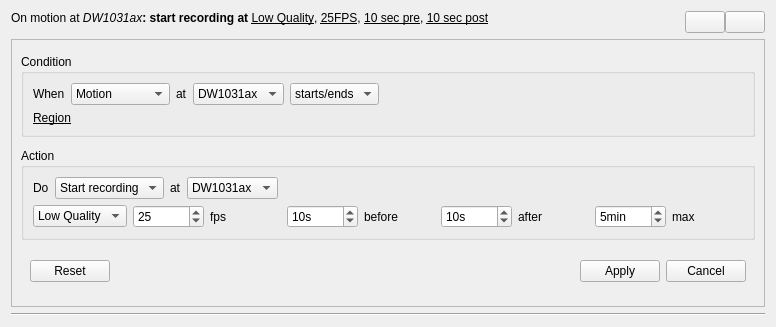
This is client/src/ui/widgets/business/business_rule_widget.ui in networkoptix/nx_open as Qt 5 draws it before an edit. The edited form follows.
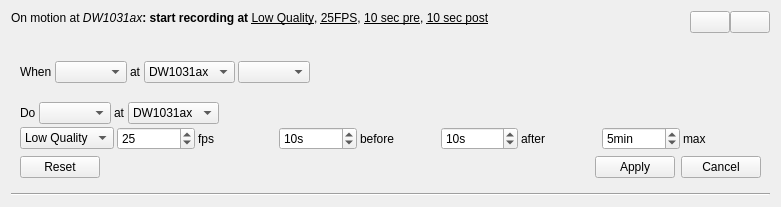
This is the edited form. Icons and pictures are not drawn.

Commit message:
Integrating with actions
<==== Mercurial data ====>
Branch: events

```diff
--- a/client/src/ui/widgets/business/business_rule_widget.ui
+++ b/client/src/ui/widgets/business/business_rule_widget.ui
@@ -6,8 +6,8 @@
    <rect>
     <x>0</x>
     <y>0</y>
-    <width>776</width>
-    <height>327</height>
+    <width>781</width>
+    <height>207</height>
    </rect>
   </property>
   <property name="sizePolicy">
@@ -87,25 +87,16 @@
        <verstretch>0</verstretch>
       </sizepolicy>
      </property>
-     <property name="frameShape">
-      <enum>QFrame::StyledPanel</enum>
-     </property>
-     <property name="frameShadow">
-      <enum>QFrame::Raised</enum>
-     </property>
      <layout class="QVBoxLayout" name="verticalLayout_4">
       <item>
-       <widget class="QGroupBox" name="eventGroupBox">
-        <property name="sizePolicy">
-         <sizepolicy hsizetype="Preferred" vsizetype="Fixed">
-          <horstretch>0</horstretch>
-          <verstretch>0</verstretch>
-         </sizepolicy>
-        </property>
-        <property name="title">
-         <string>Condition</string>
-        </property>
+       <widget class="QFrame" name="eventFrame">
         <layout class="QVBoxLayout" name="eventLayout">
+         <property name="spacing">
+          <number>3</number>
+         </property>
+         <property name="margin">
+          <number>0</number>
+         </property>
          <item>
           <layout class="QHBoxLayout" name="eventDefinitionLayout">
            <item>
@@ -116,23 +107,7 @@
             </widget>
            </item>
            <item>
-            <widget class="QComboBox" name="eventTypeComboBox">
-             <item>
-              <property name="text">
-               <string>Motion</string>
-              </property>
-             </item>
-             <item>
-              <property name="text">
-               <string>Motion starts</string>
-              </property>
-             </item>
-             <item>
-              <property name="text">
-               <string>Motion ends</string>
-              </property>
-             </item>
-            </widget>
+            <widget class="QComboBox" name="eventTypeComboBox"/>
            </item>
            <item>
             <widget class="QLabel" name="eventAtLabel">
@@ -157,28 +132,8 @@
            <item>
             <widget class="QComboBox" name="eventStatesComboBox">
              <property name="currentIndex">
-              <number>3</number>
+              <number>-1</number>
              </property>
-             <item>
-              <property name="text">
-               <string>lasts</string>
-              </property>
-             </item>
-             <item>
-              <property name="text">
-               <string>starts</string>
-              </property>
-             </item>
-             <item>
-              <property name="text">
-               <string>ends</string>
-              </property>
-             </item>
-             <item>
-              <property name="text">
-               <string>starts/ends</string>
-              </property>
-             </item>
             </widget>
            </item>
            <item>
@@ -196,32 +151,24 @@
            </item>
           </layout>
          </item>
-         <item>
-          <layout class="QHBoxLayout" name="horizontalLayout_toDelete">
-           <item>
-            <widget class="QLabel" name="label_3">
-             <property name="text">
-              <string>&lt;html&gt;&lt;head/&gt;&lt;body&gt;&lt;p&gt;&lt;span style=&quot; text-decoration: underline;&quot;&gt;Region&lt;/span&gt;&lt;/p&gt;&lt;/body&gt;&lt;/html&gt;</string>
-             </property>
-            </widget>
-           </item>
-          </layout>
-         </item>
         </layout>
        </widget>
       </item>
       <item>
-       <widget class="QGroupBox" name="actionGroupBox">
+       <widget class="QFrame" name="actionFrame">
         <property name="sizePolicy">
          <sizepolicy hsizetype="Preferred" vsizetype="Fixed">
           <horstretch>0</horstretch>
           <verstretch>0</verstretch>
          </sizepolicy>
         </property>
-        <property name="title">
-         <string>Action</string>
-        </property>
         <layout class="QVBoxLayout" name="actionLayout">
+         <property name="spacing">
+          <number>3</number>
+         </property>
+         <property name="margin">
+          <number>0</number>
+         </property>
          <item>
           <layout class="QHBoxLayout" name="actionTypeLayout">
            <item>
@@ -239,11 +186,6 @@
                <verstretch>0</verstretch>
               </sizepolicy>
              </property>
-             <item>
-              <property name="text">
-               <string>Start recording</string>
-              </property>
-             </item>
             </widget>
            </item>
            <item>
@@ -377,6 +319,12 @@
          </sizepolicy>
         </property>
         <layout class="QHBoxLayout" name="horizontalLayout_9">
+         <property name="spacing">
+          <number>6</number>
+         </property>
+         <property name="margin">
+          <number>0</number>
+         </property>
          <item>
           <widget class="QPushButton" name="resetButton">
            <property name="text">
```
Left out of the diff: 18 changed lines with no effect on the pictures. The commit also changes 22 other files.
